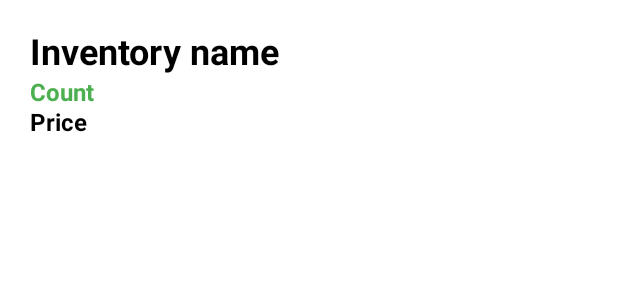
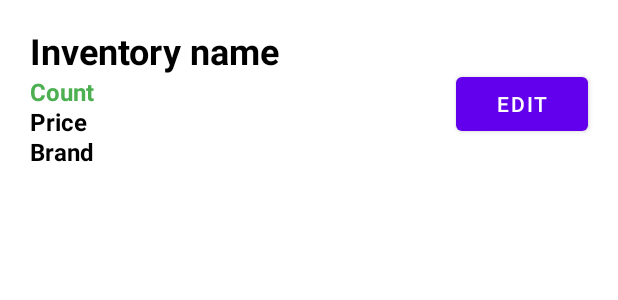
Before and after one commit to Maanethdesilva/Android-shopping-app, an Android app: the layout inventory_list_item.xml on its own in the app's theme, with its tools: preview values and no code run, on a phone screen of 412 x 824 dp. Shown: the top 300 px of the screen. Run offline under Robolectric (Android 15) with nearby library versions, the phone set to English and light mode, and no system bars; Roboto replaces fonts that are not available here.

Commit message:
Maaneth- changed up the inventory list

```diff
--- a/app/src/main/java/com/example/javaproject/InventoryAdapter.java
+++ b/app/src/main/java/com/example/javaproject/InventoryAdapter.java
@@ -39,9 +39,10 @@ public class InventoryAdapter extends ArrayAdapter<Product> {
         String name = getItem(position).getInventory_name();
         int count = getItem(position).getCount();
         double price = getItem(position).getPrice();
+        String brand = getItem(position).getBrand();
 
         //Create object with information
-        Product product = new Product(name, count, price);
+        Product product = new Product(name, count, price, brand);
 
         LayoutInflater inflater = LayoutInflater.from(mContext);
         convertView = inflater.inflate(mResource, parent, false);
@@ -49,10 +50,12 @@ public class InventoryAdapter extends ArrayAdapter<Product> {
         TextView tvName = (TextView) convertView.findViewById(R.id.inv_name);
         TextView tvCount = (TextView) convertView.findViewById(R.id.inv_count);
         TextView tvPrice = (TextView) convertView.findViewById(R.id.inv_price);
+        TextView tvBrand = (TextView) convertView.findViewById(R.id.inv_brand);
 
         tvName.setText(name);
         tvCount.setText("Stock available: "+count);
         tvPrice.setText("$"+price);
+        tvBrand.setText(brand);
 
         return convertView;
 
--- a/app/src/main/res/layout/inventory_list_item.xml
+++ b/app/src/main/res/layout/inventory_list_item.xml
@@ -1,7 +1,15 @@
 <?xml version="1.0" encoding="utf-8"?>
+
 <LinearLayout xmlns:android="http://schemas.android.com/apk/res/android"
+    xmlns:tools="http://schemas.android.com/tools"
     android:layout_width="match_parent"
     android:layout_height="match_parent"
+    android:orientation="horizontal">
+
+    <LinearLayout
+        android:layout_width="10dp"
+        android:layout_height="wrap_content"
+        android:layout_weight="0.6"
         android:orientation="vertical">
 
         <TextView
@@ -39,6 +47,27 @@
             android:textSize="16sp"
             android:textStyle="bold" />
 
-
+        <TextView
+            android:id="@+id/inv_brand"
+            android:layout_width="match_parent"
+            android:layout_height="20dp"
+            android:layout_below="@id/inv_count"
+            android:gravity="left|center_vertical"
+            android:paddingLeft="20dp"
+            android:text="Brand"
+            android:textColor="#000000"
+            android:textSize="16sp"
+            android:textStyle="bold" />
 
     </LinearLayout>
+
+    <Button
+        android:id="@+id/edit_inv_btn"
+        android:layout_width="wrap_content"
+        android:layout_height="wrap_content"
+        android:layout_marginTop="45dp"
+        android:layout_marginRight="20dp"
+        android:text="edit"
+        tools:layout_weight="0.02" />
+
+</LinearLayout>
--- a/app/src/main/res/layout/storeowner_homepage.xml
+++ b/app/src/main/res/layout/storeowner_homepage.xml
@@ -24,12 +24,6 @@
             android:layout_height="wrap_content"
             android:onClick="addInvProduct"
             android:text="Add a product" />
-
-        <Button
-            android:id="@+id/edit_inv_btn"
-            android:layout_width="match_parent"
-            android:layout_height="wrap_content"
-            android:text="Edit Inventory" />
 
         <TextView
             android:id="@+id/textStoresView"
```
Also changed, not shown: app/src/main/java/com/example/javaproject/Product.java (+12 -1 lines), app/src/main/java/com/example/javaproject/Registration.java (+0 -23 lines), app/src/main/java/com/example/javaproject/StoreOwnerActivity.java (+9 -1 lines). Lines whose indentation alone changed are shown as unchanged.
